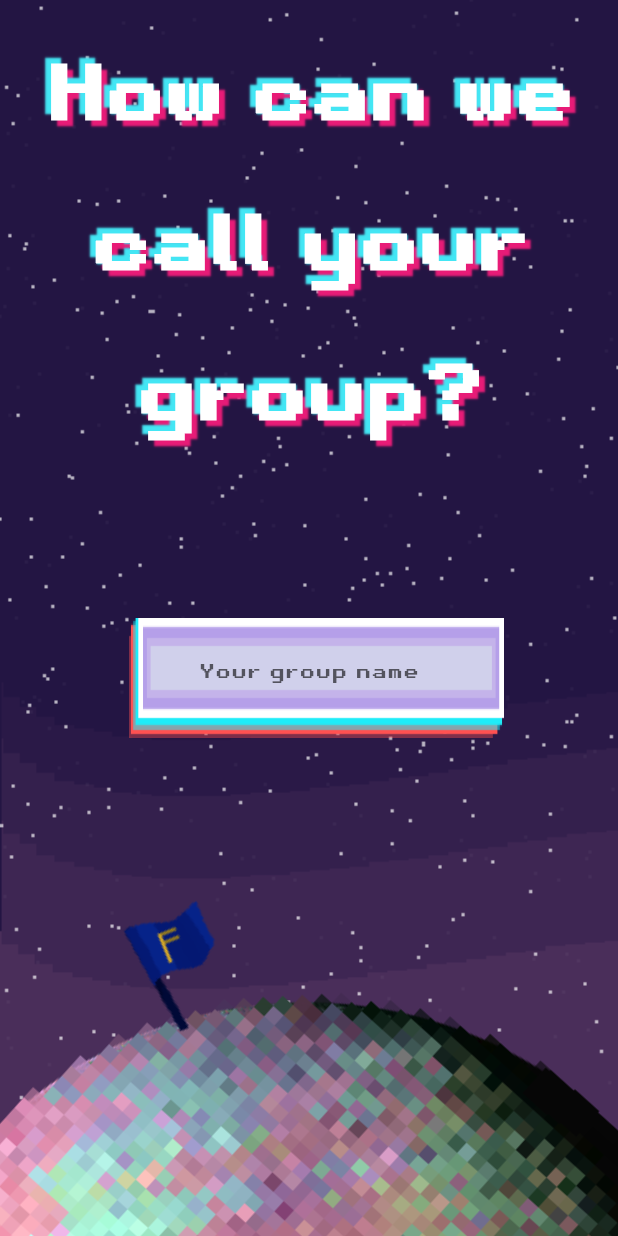
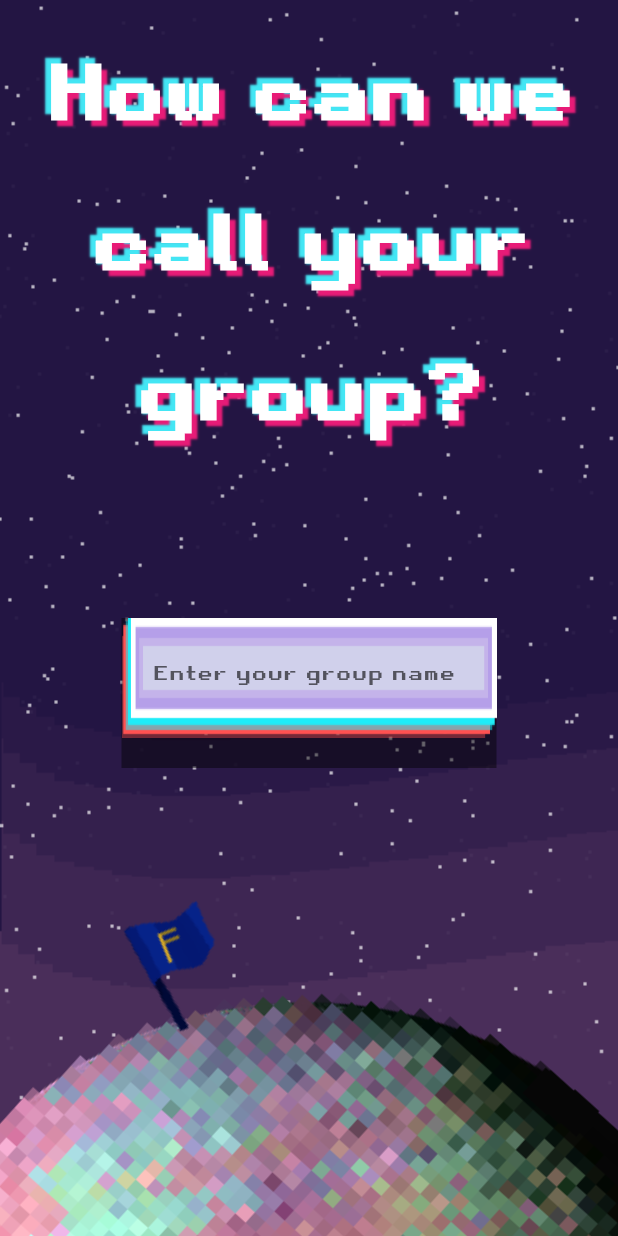
Before and after one commit to tnlong311/trivia-app, a Flutter app: the TeamFormationPage screen opened by its route, on a phone screen of 412 x 824 dp. Run offline on Flutter 3.47's test engine with Material 2 defaults, Android fonts, the phone set to English and light mode, and no system bars; our stand-ins replace firebase_auth, firebase_core, firebase_database, get; accounts and stored records are empty.

Commit message:
Revert "complete textfield"
This reverts commit 885210ea0fdba8dc46f086aba36c6958c66f725f.

```diff
--- a/lib/views/pages/team_formation_page.dart
+++ b/lib/views/pages/team_formation_page.dart
@@ -38,7 +38,7 @@ class _TeamFormationPageState extends State<TeamFormationPage>
     ).animate(CurvedAnimation(parent: anime, curve: Curves.easeInOutCubic));
   }
 
-  void run_animation() {
+  void runAnimation() {
     anime.reset();
     anime.forward();
   }
@@ -187,21 +187,19 @@ class _TeamFormationPageState extends State<TeamFormationPage>
               builder: (context, _) {
                 final mv = movement2.value.toDouble();
                 return Positioned(
-                    top: viewHeight * 2.0 / 4.0 - max(0, MediaQuery.of(context).viewInsets.bottom - viewHeight * 2.0 / 4.0),
+                    top: viewHeight * 2.0 / 4.0,
                     left: (viewWidth -
-                            (-mv * 150 + 300 * 0.8)) /
+                            (-mv * 100 + 250)) /
                         2.0,
                     child: Container(
-                      width: -mv * 150 + 300,
+                      width: -mv * 100 + 250,
                       child: TextFieldWithButton(
-                          run_animation: run_animation,
+                          runAnimation: runAnimation,
                           validator: inputValidator,
                           updator: inputUpdator,
                           routeName: LobbyPage.routeName,
                           failMsg: 'An error has occured',
-                          hintText: 'Your group name',
-                          width: 300,
-                          height: 80,
+                          hintText: 'Enter your group name',
                           successMsg:
                               'Welcome, $_name!',
                           isKeyboard: isKeyboard),
--- a/lib/views/widgets/TextFieldWithButton.dart
+++ b/lib/views/widgets/TextFieldWithButton.dart
@@ -13,10 +13,8 @@ class TextFieldWithButton extends StatefulWidget {
       required this.updator,
       required this.failMsg,
       required this.successMsg,
-      required this.run_animation,
-      required this.hintText,
-      required this.width,
-      required this.height})
+      required this.runAnimation,
+      required this.hintText})
       : super(key: key);
 
   final String routeName;
@@ -25,10 +23,8 @@ class TextFieldWithButton extends StatefulWidget {
   final bool isKeyboard;
   final Function validator;
   final Function updator;
-  final Function run_animation;
+  final Function runAnimation;
   final String hintText;
-  final double width;
-  final double height;
 
   // final Function customValidate;
 
@@ -39,12 +35,6 @@ class TextFieldWithButton extends StatefulWidget {
 class _TextFieldWithButtonState extends State<TextFieldWithButton> {
   final _formKey = GlobalKey<FormState>();
   final TextEditingController _controller = TextEditingController();
-  var p1;
-
-  @override
-  void initState() {
-    p1 = Image.asset('assets/images/next_page_button.png');
-  }
 
   @override
   Widget build(BuildContext context) {
@@ -53,7 +43,7 @@ class _TextFieldWithButtonState extends State<TextFieldWithButton> {
 
       if (status) {
         CustomSnackBar.showSuccessSnackBar(context, widget.successMsg);
-        widget.run_animation();
+        widget.runAnimation();
         await Future.delayed(const Duration(milliseconds: 1500));
         ScaffoldMessenger.of(context).hideCurrentSnackBar();
         await Future.delayed(const Duration(milliseconds: 5000));
@@ -71,55 +61,50 @@ class _TextFieldWithButtonState extends State<TextFieldWithButton> {
     }
 
     return Container(
-      width: widget.width,
-      height: widget.height,
-      color: Colors.transparent,
+      width: 270,
+      height: 100,
+      color: Colors.black45,
       child: Stack(children: <Widget>[
-        Container(
-          width: 250.0 / 300.0 * widget.width,
-          height: widget.height,
+        Row(
+          children: [
+            Expanded(
+              flex: 4,
+              child: Align(
+                alignment: Alignment.topCenter,
                 child: Image.asset(
                   'assets/images/InputBox2.png',
                   fit: BoxFit.fill,
-            height: widget.height,
+                  height: 80,
+                ),
               ),
             ),
             widget.isKeyboard
-            ? Align(
-                alignment: Alignment.centerRight,
-                child: GestureDetector(
-                  onTapDown: (tap) async {
-                    setState(() {
-                      p1 = Image.asset(
-                          'assets/images/next_page_button_pressed.png');
-                    });
-                  },
-                  onTapCancel: () => {
-                    setState(() {
-                      p1 = Image.asset('assets/images/next_page_button.png');
-                    })
-                  },
-                  onTapUp: (tap) async {
-                    setState(() {
-                      p1 = Image.asset('assets/images/next_page_button.png');
-                    });
-                    Future.delayed(Duration(seconds: 5));
+                ? Expanded(
+                    flex: 1,
+                    child: Align(
+                      alignment: Alignment.topRight,
+                      child: IconButton(
+                        icon: const Icon(Icons.navigate_next),
+                        iconSize: 40,
+                        onPressed: () async {
+                          widget.runAnimation();
+                          Future.delayed(const Duration(seconds: 5));
                           if (_formKey.currentState!.validate()) {
                             // close keyboard
                             FocusManager.instance.primaryFocus?.unfocus();
 
                             await onSubmitValidate();
                           }
-                    ;
                         },
-                  child: Container(width: widget.width / 9, child: p1),
                       ),
-              )
-            : const SizedBox.shrink(),
-        Positioned(
-          left: 0,
+                    ))
+                : const SizedBox.shrink()
+          ],
+        ),
+        Align(
+          alignment: const Alignment(0.1, -1),
           child: Container(
-            width: widget.width * 0.8,
+            width: 240,
             child: Form(
               key: _formKey,
               child: TextFormField(
@@ -131,9 +116,9 @@ class _TextFieldWithButtonState extends State<TextFieldWithButton> {
                   }
                 },
                 controller: _controller,
-                textAlign: TextAlign.center,
-                // textAlignVertical: TextAlignVertical.bottom,
+                textAlignVertical: TextAlignVertical.bottom,
                 decoration: InputDecoration(
+                  contentPadding: const EdgeInsets.only(bottom: 8, left: 15),
                   focusedBorder: const OutlineInputBorder(
                     borderSide:
                         BorderSide(color: Colors.transparent, width: 4.0),
```
Also changed, not shown: lib/main.dart (+25 -27 lines), lib/views/pages/landing_page.dart (+4 -6 lines), lib/views/pages/rules_page.dart (+79 -83 lines), assets/images/next_page_button.png (deleted), assets/images/next_page_button_pressed.png (deleted). Lines whose indentation alone changed are shown as unchanged.
